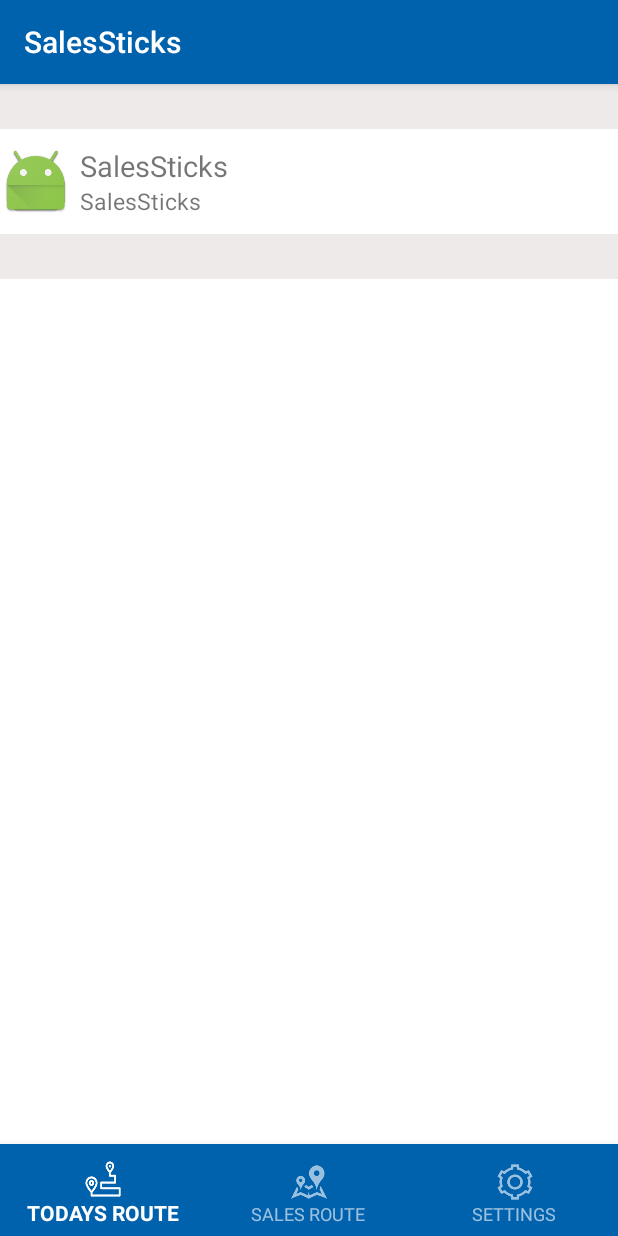
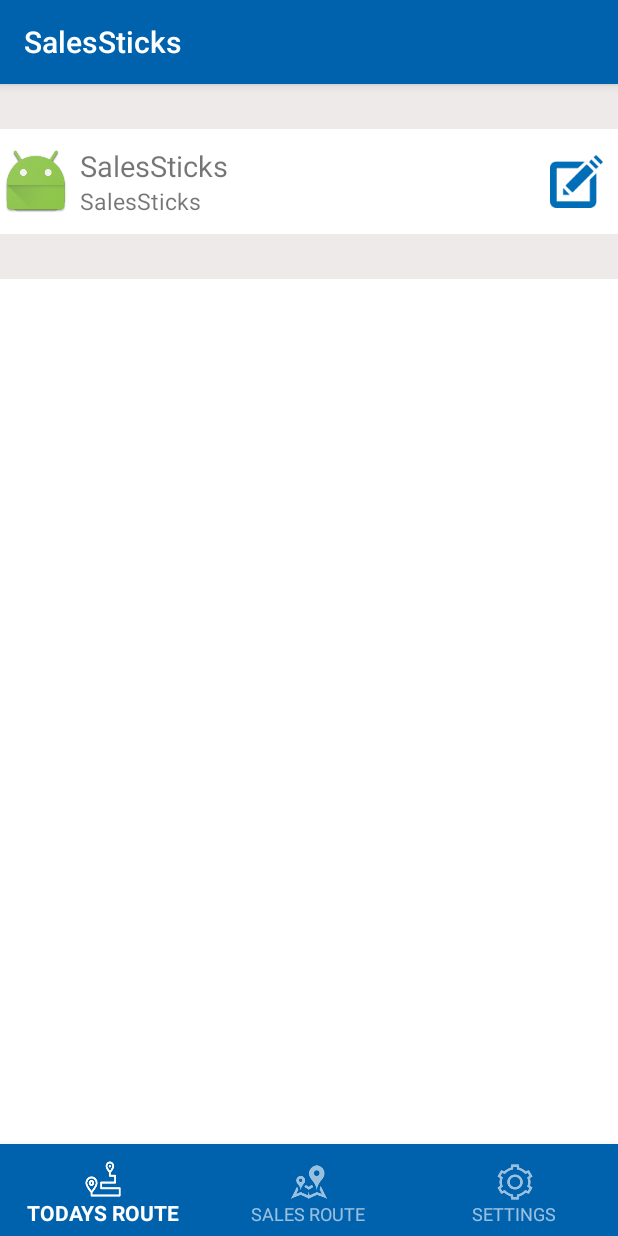
Before and after one commit to SaneebSalam/SalesSticks, an Android app: the Fragment_today screen opened directly, with no data from a screen before it, on a phone screen of 412 x 824 dp. Run offline under Robolectric (Android 15) with nearby library versions, the phone set to English and light mode, and no system bars; libraries missing offline, so code that uses them is left out: com.androidnetworking, com.androidnetworking.common, com.androidnetworking.error, com.androidnetworking.interfaces; pictures from the network do not load; 1 statement that could not run was skipped.

Commit message:
home page

```diff
--- a/app/src/main/java/com/salessticks/www/salessticks/ui/Fragment_today.java
+++ b/app/src/main/java/com/salessticks/www/salessticks/ui/Fragment_today.java
@@ -31,7 +31,6 @@ import android.view.LayoutInflater;
 import android.view.View;
 import android.view.ViewGroup;
 import android.widget.ImageView;
-import android.widget.LinearLayout;
 import android.widget.TextView;
 
 import com.androidnetworking.AndroidNetworking;
@@ -127,9 +126,7 @@ public class Fragment_today extends Fragment {
     }
 
     class ViewHolder extends RecyclerView.ViewHolder {
-        TextView name, time, date, amount, status;
-        //        CardView cardview;
-        LinearLayout mainlayout;
+        TextView name;
 
         ViewHolder(LayoutInflater inflater, ViewGroup parent) {
             super(inflater.inflate(R.layout.item_today, parent, false));
--- a/app/src/main/java/com/salessticks/www/salessticks/ui/MainActivity.java
+++ b/app/src/main/java/com/salessticks/www/salessticks/ui/MainActivity.java
@@ -46,10 +46,11 @@ public class MainActivity extends AppCompatActivity {
                     public boolean onNavigationItemSelected(@NonNull MenuItem item) {
                         Fragment selectedFragment = null;
                         switch (item.getItemId()) {
-                            case R.id.salesroute:
+
+                            case R.id.todaysroute:
                                 selectedFragment = Fragment_today.newInstance();
                                 break;
-                            case R.id.todaysroute:
+                            case R.id.salesroute:
                                 selectedFragment = ItemTwoFragment.newInstance();
                                 break;
                             case R.id.settings:
--- a/app/src/main/res/layout/fragment_today.xml
+++ b/app/src/main/res/layout/fragment_today.xml
@@ -20,10 +20,11 @@
             android:contentDescription="@null" />
 
         <LinearLayout
-            android:layout_width="wrap_content"
+            android:layout_width="0dp"
             android:layout_height="wrap_content"
             android:layout_marginEnd="5dp"
             android:layout_marginStart="5dp"
+            android:layout_weight="1"
             android:orientation="vertical">
 
             <TextView
@@ -38,6 +39,19 @@
                 android:text="@string/app_name"
                 android:textSize="15dp" />
         </LinearLayout>
+
+        <FrameLayout
+            android:layout_width="wrap_content"
+            android:layout_height="wrap_content">
+
+            <ImageView
+                android:layout_width="35dp"
+                android:layout_height="35dp"
+                android:layout_gravity="center"
+                android:background="@drawable/report"
+               android:layout_margin="10dp"
+                android:contentDescription="@null" />
+        </FrameLayout>
     </LinearLayout>
 
     <android.support.v7.widget.RecyclerView
```
Also changed, not shown: app/src/main/res/drawable-hdpi/report.png (added).
